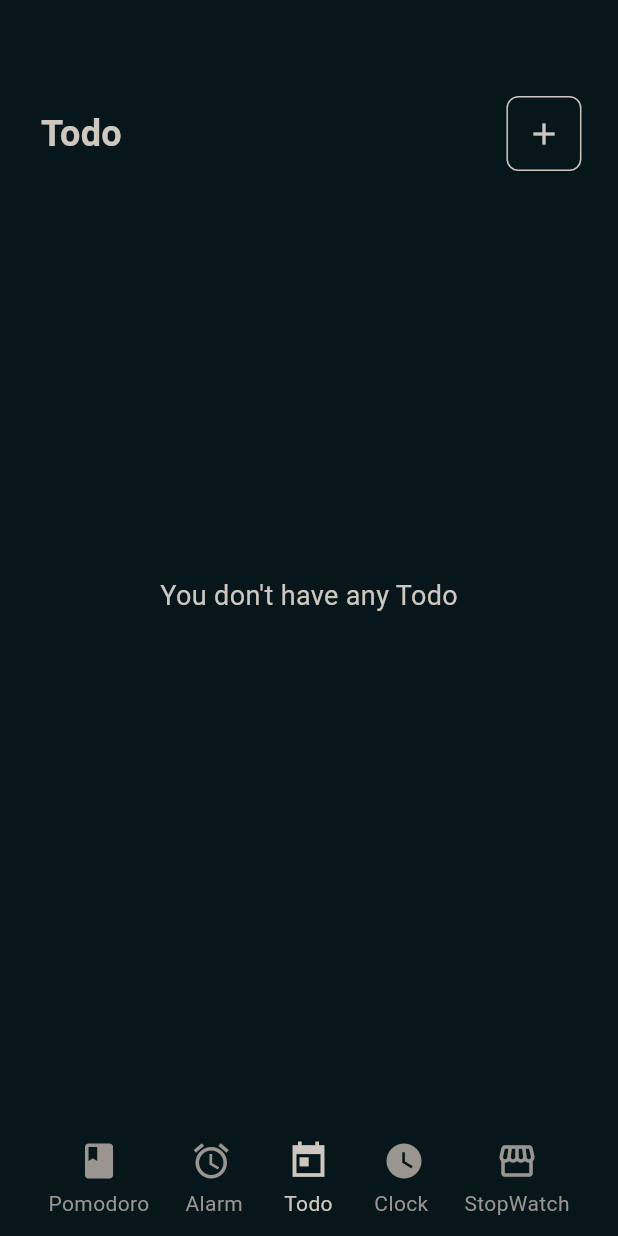
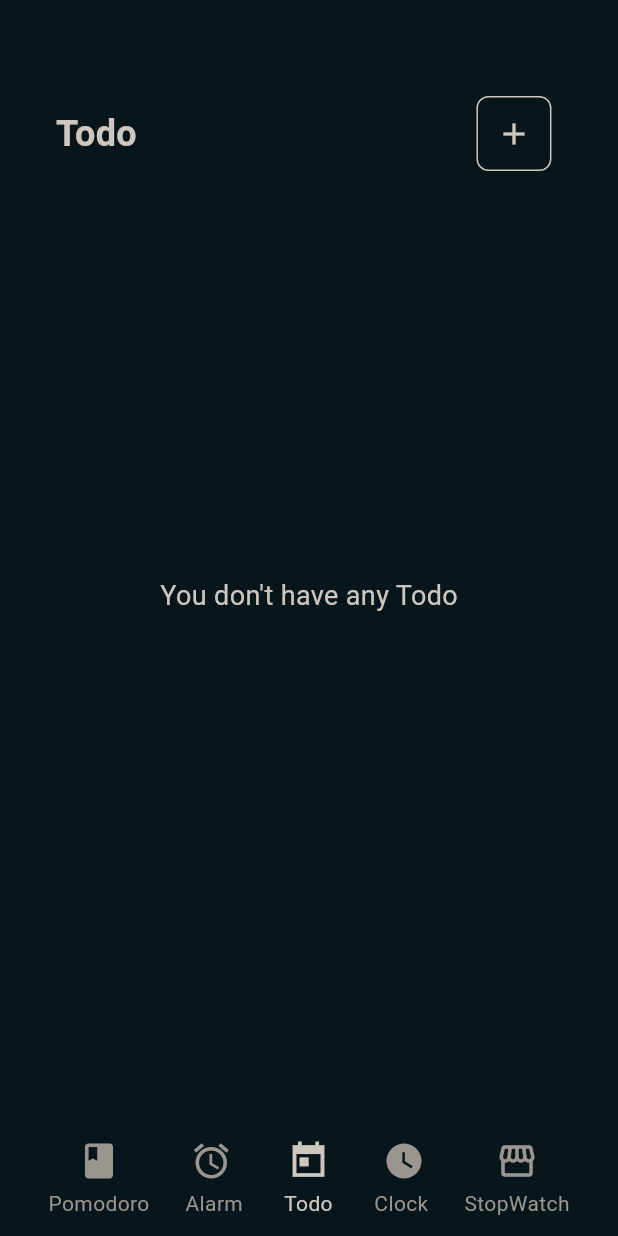
Before and after one commit to rasitesdmr/pokeme, a Flutter app: the screen it shows after launch, item 3 of the bottom bar chosen, on a phone screen of 412 x 824 dp. Run offline on Flutter 3.47's test engine with Material 3 defaults, Android fonts, the phone set to English and light mode, and no system bars; our stand-ins replace dotted_border, flutter_local_notifications, flutter_slidable, rxdart, sensors, sqflite; missing offline and left inert: android_alarm_manager_plus, android_intent, flutter_analog_clock; accounts and stored records are empty; Roboto replaces fonts that are missing (avenir).

Commit message:
update readme

```diff
--- a/lib/screens/todo_screen.dart
+++ b/lib/screens/todo_screen.dart
@@ -1463,7 +1463,7 @@ class _TodoScreenState extends State<TodoScreen> {
                       color: AppColorPalette.todoTextColor[0],
                       fontSize: 24),
                 ),
-                SizedBox(width: 250),
+                SizedBox(width: 200),
                 Container(
                   decoration: BoxDecoration(
                     border: Border.all(color: AppColorPalette.todoTextColor[0]),
```
Also changed, not shown: 2 other files.
